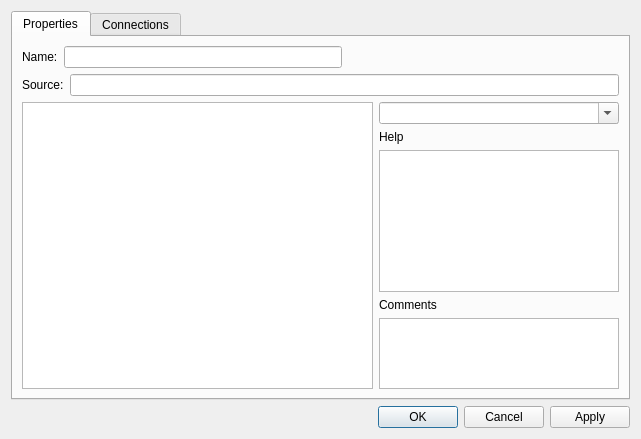
Old version of the form src/editor/nodepropertiesdialog.ui in the repository timbaker/scripted.
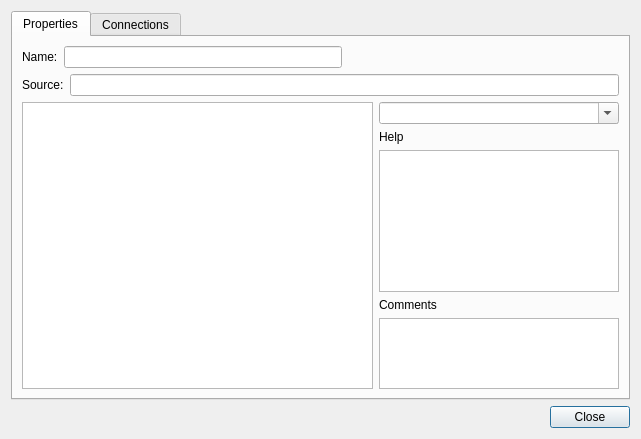
New version of the form. Icons and pictures are not drawn. Custom widgets are drawn as their Qt base class.

```diff
--- a/src/editor/nodepropertiesdialog.ui
+++ b/src/editor/nodepropertiesdialog.ui
@@ -271,14 +271,18 @@
     </widget>
    </item>
    <item row="1" column="0">
+    <layout class="QHBoxLayout" name="buttonsLayout">
+     <item>
     <widget class="QDialogButtonBox" name="buttonBox">
      <property name="orientation">
       <enum>Qt::Horizontal</enum>
      </property>
      <property name="standardButtons">
-      <set>QDialogButtonBox::Apply|QDialogButtonBox::Cancel|QDialogButtonBox::Ok</set>
-     </property>
-    </widget>
+        <set>QDialogButtonBox::Close</set>
+       </property>
+      </widget>
+     </item>
+    </layout>
    </item>
   </layout>
  </widget>
```
Left out of the diff: 22 changed lines with no effect on the pictures. Lines whose indentation alone changed are shown as unchanged.
